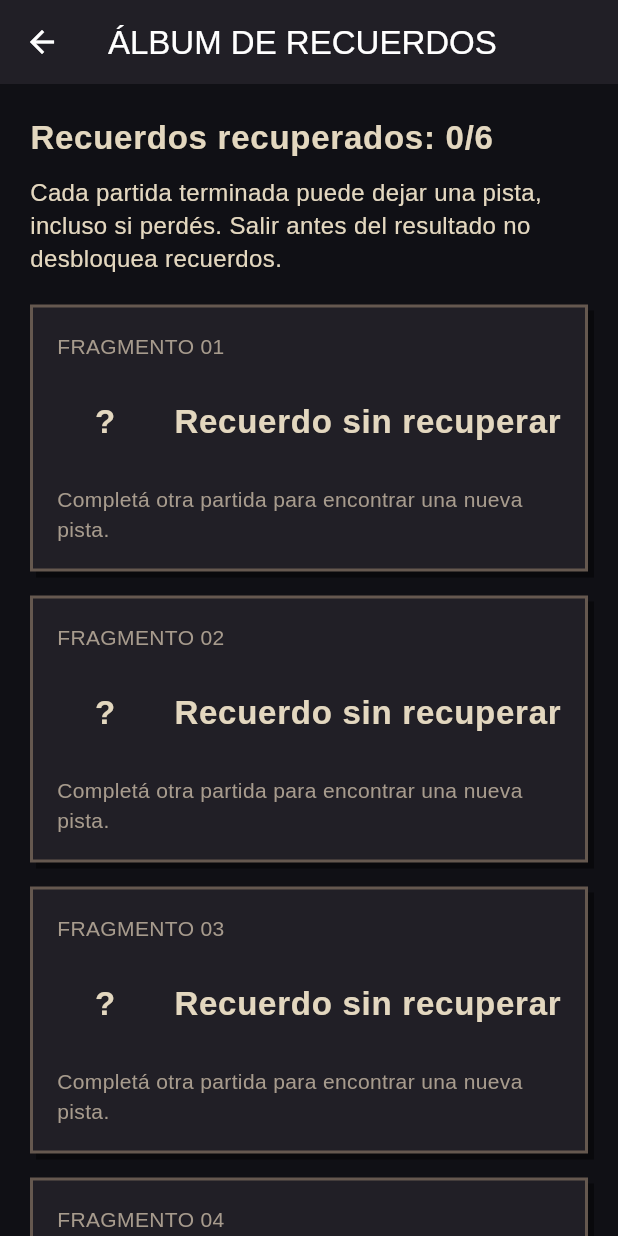
After one commit to gokuexe/la-ultima-mano, a Flutter app: the screen it shows after launch, after a tap on an icon or button, on a phone screen of 412 x 824 dp. The commit adds this screen. Run offline on Flutter 3.47's test engine with Material 3 defaults, Android fonts, the phone set to English and light mode, and no system bars; our stand-ins replace audioplayers, web; missing offline and left inert: dart:js_interop.

Commit message:
Add memory album, discoveries after matches and habit-aware horror dialogue (0.4.0)

```diff
--- a/lib/collection_progress.dart
+++ b/lib/collection_progress.dart
@@ -1,6 +1,7 @@
 import 'dart:convert';
 import 'package:flutter/foundation.dart';
 import 'platform/local_store.dart';
+import 'memory_fragments.dart';
 
 /// Cosmetic, device-local rewards. They never change game rules or server scores.
 class CollectionProgress extends ChangeNotifier {
@@ -9,6 +10,7 @@ class CollectionProgress extends ChangeNotifier {
   CollectionProgress({this.store});
   int points = 0;
   String frame = 'plain';
+  final Set<String> memories = {};
   String? saveError;
   Future<void> _writes = Future.value();
   static const thresholds = {'plain': 0, 'amber': 40, 'echo': 100};
@@ -17,6 +19,7 @@ class CollectionProgress extends ChangeNotifier {
   Future<void> load() async {
     points = 0;
     frame = 'plain';
+    memories.clear();
     saveError = null;
     try {
       final raw = await store?.read();
@@ -24,6 +27,12 @@ class CollectionProgress extends ChangeNotifier {
         final data = jsonDecode(raw) as Map<String, dynamic>;
         final n = data['points'];
         if (n is int && n >= 0) points = n.clamp(0, 1000000000);
+        final savedMemories = data['memories'];
+        if (savedMemories is List) {
+          memories.addAll(savedMemories
+              .whereType<String>()
+              .where((id) => memoryById(id) != null));
+        }
         final saved = data['frame'];
         if (saved is String && unlocked(saved)) frame = saved;
       }
@@ -37,9 +46,21 @@ class CollectionProgress extends ChangeNotifier {
     notifyListeners();
   }
 
-  Future<void> awardMatch({required bool won}) {
+  Future<MemoryFragment?> awardMatch({required bool won}) async {
     points = (points + (won ? 30 : 10)).clamp(0, 1000000000);
-    return _save();
+    // Both outcomes yield discoveries. Prefer different leads, then fill gaps.
+    final order = won
+        ? [...memoryFragments.take(3), ...memoryFragments.skip(3)]
+        : [...memoryFragments.skip(3), ...memoryFragments.take(3)];
+    MemoryFragment? discovered;
+    for (final memory in order) {
+      if (memories.add(memory.id)) {
+        discovered = memory;
+        break;
+      }
+    }
+    await _save();
+    return discovered;
   }
 
   Future<void> selectFrame(String name) {
@@ -50,14 +71,16 @@ class CollectionProgress extends ChangeNotifier {
 
   Future<void> _save() {
     notifyListeners();
-    final data = jsonEncode({'points': points, 'frame': frame});
+    final data = jsonEncode(
+        {'points': points, 'frame': frame, 'memories': memories.toList()});
     _writes = _writes.then((_) async {
       if (store == null) return;
       try {
         await store!.write(data);
         saveError = null;
       } on StorageFailure {
-        saveError = 'Los puntos funcionan ahora, pero no pudieron guardarse.';
+        saveError =
+            'La colección funciona ahora, pero no pudo guardarse para la próxima vez.';
       }
       notifyListeners();
     });
--- /dev/null
+++ b/lib/l10n/album_messages.dart
@@ -0,0 +1,39 @@
+const albumMessages = <String, String>{
+  'La colección funciona ahora, pero no pudo guardarse para la próxima vez.':
+      'Your collection works now, but could not be saved for next time.',
+  'ÁLBUM DE RECUERDOS': 'MEMORY ALBUM',
+  'ABRIR ÁLBUM': 'OPEN ALBUM',
+  'RECUERDO ENCONTRADO': 'MEMORY FOUND',
+  'Recuerdo sin recuperar': 'Unrecovered memory',
+  'Completá otra partida para encontrar una nueva pista.':
+      'Complete another match to find a new clue.',
+  'Cada partida terminada puede dejar una pista, incluso si perdés. Salir antes del resultado no desbloquea recuerdos.':
+      'A completed match can leave a clue, even if you lose. Leaving before the result does not unlock memories.',
+  'LA QUINTA SILLA': 'THE FIFTH CHAIR',
+  'La quinta silla nunca estuvo en la fotografía. Está del otro lado de la mesa: donde alguien vuelve a repartir.':
+      'The fifth chair was never in the photograph. It is across the table, where someone deals again.',
+  'La quinta cena': 'The fifth dinner',
+  'Hay cinco platos en la fotografía. Solo reconocés cuatro sillas. En el reverso alguien escribió: «No le guardes lugar».':
+      'There are five plates in the photograph. You only recognize four chairs. Someone wrote on the back: “Do not save them a seat.”',
+  'La hora tachada': 'The crossed-out time',
+  'El Testigo anotó la misma hora antes y después del golpe. Una de las dos está escrita con tu letra.':
+      'The Witness wrote the same time before and after the knock. One of them is in your handwriting.',
+  'El reflejo que espera': 'The waiting reflection',
+  'En este fragmento, las cuatro figuras siguen sentadas. Tu reflejo todavía no eligió una carta.':
+      'In this fragment, all four figures are still seated. Your reflection has not chosen a card yet.',
+  'Una llave sin puerta': 'A key without a door',
+  'La etiqueta dice 067. La llave no entra en la cerradura de la habitación. Tiene la forma de una casa que casi recordás.':
+      'The tag says 067. The key does not fit the room’s lock. It has the shape of a home you almost remember.',
+  'Asiento cero': 'Seat zero',
+  'El billete no tiene fecha. Tu asiento figura como ocupado desde antes de que llegaras. El destino fue recortado.':
+      'The ticket has no date. Your seat was marked occupied before you arrived. The destination has been cut away.',
+  'Lo que quedó del nombre': 'What remains of the name',
+  '«No se trataba de salir primero. Se trataba de que alguien quedara para recordarnos». Debajo hay seis letras quemadas.':
+      '“It was never about leaving first. It was about someone staying to remember us.” Below are six burned letters.',
+  'Otra vez Insomnio. Ya sé qué noche estás tratando de olvidar.':
+      'Insomnia again. Now I know which night you are trying to forget.',
+  'Elegís. Retrocedés. Volvés a elegir. ¿Siempre dudabas cuando te llamaban desde la puerta?':
+      'You choose. You hesitate. You choose again. Did you always hesitate when they called from the doorway?',
+  'Intentaste salir y la puerta te devolvió. Ahora tu silla conoce el peso de tu miedo.':
+      'You tried to leave and the door sent you back. Now your chair knows the weight of your fear.',
+};
--- a/lib/l10n/catalog.dart
+++ b/lib/l10n/catalog.dart
@@ -35,6 +35,15 @@ abstract final class Catalog {
 
   static String en(String source) => translate(source, 'en');
   static final _rules = <(RegExp, String Function(RegExpMatch))>[
+    (
+      RegExp(r'^ÁLBUM DE RECUERDOS · (\d+)/6$'),
+      (m) => 'MEMORY ALBUM · ${m[1]}/6'
+    ),
+    (
+      RegExp(r'^Recuerdos recuperados: (\d+)/6$'),
+      (m) => 'Recovered memories: ${m[1]}/6'
+    ),
+    (RegExp(r'^FRAGMENTO (\d+)$'), (m) => 'FRAGMENT ${m[1]}'),
     (
       RegExp(
           r'^Son las (\d{2}:\d{2}) en tu reloj\. Acá todavía es la misma noche\.$'),
--- a/lib/l10n/english_messages.dart
+++ b/lib/l10n/english_messages.dart
@@ -1,5 +1,8 @@
 // English copy. Spanish source is the stable lookup key; proper names stay unchanged.
+import 'album_messages.dart';
+
 const englishMessages = <String, String>{
+  ...albumMessages,
   'Atmósfera de tensión': 'Tension atmosphere',
   'Latidos suaves, luz cambiante y rivales inquietos. Las reglas no cambian.':
       'Soft heartbeats, changing light and restless rivals. The rules stay the same.',
--- a/lib/main.dart
+++ b/lib/main.dart
@@ -13,6 +13,7 @@ import 'theme.dart';
 import 'ui/game_screen.dart';
 import 'ui/online_lobby.dart';
 import 'ui/archive_screen.dart';
+import 'ui/album_screen.dart';
 import 'play_preferences.dart';
 import 'portal/portal_ads.dart';
 import 'story_progress.dart';
@@ -212,6 +213,20 @@ class _TitleScreenState extends State<TitleScreen>
                                       textAlign: TextAlign.center,
                                       style: SS.sub),
                                 ),
+                                ListenableBuilder(
+                                  listenable: CollectionProgress.instance,
+                                  builder: (context, _) => TextButton.icon(
+                                    key: const ValueKey('open-memory-album'),
+                                    icon:
+                                        const Icon(Icons.auto_stories_outlined),
+                                    onPressed: () => Navigator.of(context).push(
+                                        MaterialPageRoute<void>(
+                                            builder: (_) =>
+                                                const AlbumScreen())),
+                                    label: GameText(
+                                        'ÁLBUM DE RECUERDOS · ${CollectionProgress.instance.memories.length}/6'),
+                                  ),
+                                ),
                                 const Spacer(flex: 3),
                                 GameText('LA ÚLTIMA\nMANO',
                                     textAlign: TextAlign.center,
--- /dev/null
+++ b/lib/memory_fragments.dart
@@ -0,0 +1,48 @@
+/// Authored fiction, not device data. Discoveries never grant competitive power.
+class MemoryFragment {
+  final String id;
+  final String title;
+  final String text;
+  final int art;
+  const MemoryFragment(this.id, this.title, this.text, this.art);
+}
+
+const memoryFragments = <MemoryFragment>[
+  MemoryFragment(
+      'dinner-photo',
+      'La quinta cena',
+      'Hay cinco platos en la fotografía. Solo reconocés cuatro sillas. En el reverso alguien escribió: «No le guardes lugar».',
+      0),
+  MemoryFragment(
+      'witness-note',
+      'La hora tachada',
+      'El Testigo anotó la misma hora antes y después del golpe. Una de las dos está escrita con tu letra.',
+      1),
+  MemoryFragment(
+      'mirror-shard',
+      'El reflejo que espera',
+      'En este fragmento, las cuatro figuras siguen sentadas. Tu reflejo todavía no eligió una carta.',
+      2),
+  MemoryFragment(
+      'lost-key',
+      'Una llave sin puerta',
+      'La etiqueta dice 067. La llave no entra en la cerradura de la habitación. Tiene la forma de una casa que casi recordás.',
+      3),
+  MemoryFragment(
+      'seat-ticket',
+      'Asiento cero',
+      'El billete no tiene fecha. Tu asiento figura como ocupado desde antes de que llegaras. El destino fue recortado.',
+      1),
+  MemoryFragment(
+      'burnt-letter',
+      'Lo que quedó del nombre',
+      '«No se trataba de salir primero. Se trataba de que alguien quedara para recordarnos». Debajo hay seis letras quemadas.',
+      4),
+];
+
+MemoryFragment? memoryById(String id) {
+  for (final memory in memoryFragments) {
+    if (memory.id == id) return memory;
+  }
+  return null;
+}
--- /dev/null
+++ b/lib/ui/album_screen.dart
@@ -0,0 +1,169 @@
+import 'package:flutter/material.dart';
+import '../collection_progress.dart';
+import '../memory_fragments.dart';
+import '../l10n/game_text.dart';
+import '../theme.dart';
+
+class AlbumScreen extends StatefulWidget {
+  final String? focusId;
+  const AlbumScreen({super.key, this.focusId});
+  @override
+  State<AlbumScreen> createState() => _AlbumScreenState();
+}
+
+class _AlbumScreenState extends State<AlbumScreen> {
+  final _focus = GlobalKey();
+  @override
+  void initState() {
+    super.initState();
+    WidgetsBinding.instance.addPostFrameCallback((_) {
+      final context = _focus.currentContext;
+      if (mounted && context != null) {
+        Scrollable.ensureVisible(context,
+            alignment: .1,
+            duration: MediaQuery.disableAnimationsOf(context)
+                ? Duration.zero
+                : const Duration(milliseconds: 200));
+      }
+    });
+  }
+
+  @override
+  Widget build(BuildContext context) => Scaffold(
+        appBar: AppBar(title: const GameText('ÁLBUM DE RECUERDOS')),
+        body: ListenableBuilder(
+            listenable: CollectionProgress.instance,
+            builder: (context, _) {
+              final progress = CollectionProgress.instance;
+              return Center(
+                  child: ConstrainedBox(
+                constraints: const BoxConstraints(maxWidth: 620),
+                child: SingleChildScrollView(
+                    padding: const EdgeInsets.all(20),
+                    child: Column(
+                      crossAxisAlignment: CrossAxisAlignment.stretch,
+                      children: [
+                        GameText(
+                            'Recuerdos recuperados: ${progress.memories.length}/${memoryFragments.length}',
+                            style: SS.title),
+                        const SizedBox(height: 10),
+                        const GameText(
+                            'Cada partida terminada puede dejar una pista, incluso si perdés. Salir antes del resultado no desbloquea recuerdos.',
+                            style: SS.body),
+                        const SizedBox(height: 20),
+                        for (var i = 0; i < memoryFragments.length; i++)
+                          _MemoryTile(
+                              key: memoryFragments[i].id == widget.focusId
+                                  ? _focus
+                                  : ValueKey(memoryFragments[i].id),
+                              memory: memoryFragments[i],
+                              number: i + 1,
+                              unlocked: progress.memories
+                                  .contains(memoryFragments[i].id)),
+                        if (progress.memories.length ==
+                            memoryFragments.length) ...[
+                          const SizedBox(height: 12),
+                          const GameText('LA QUINTA SILLA', style: SS.title),
+                          const GameText(
+                              'La quinta silla nunca estuvo en la fotografía. Está del otro lado de la mesa: donde alguien vuelve a repartir.',
+                              style: SS.body),
+                        ],
+                        if (progress.saveError != null)
+                          GameText(progress.saveError!, style: SS.sub),
+                      ],
+                    )),
+              ));
+            }),
+      );
+}
+
+class _MemoryTile extends StatelessWidget {
+  final MemoryFragment memory;
+  final int number;
+  final bool unlocked;
+  const _MemoryTile(
+      {super.key,
+      required this.memory,
+      required this.number,
+      required this.unlocked});
+  @override
+  Widget build(BuildContext context) => Container(
+        margin: const EdgeInsets.only(bottom: 16),
+        padding: const EdgeInsets.all(16),
+        decoration: SS.panel(accent: unlocked ? SS.mana : SS.line),
+        child: Column(crossAxisAlignment: CrossAxisAlignment.start, children: [
+          GameText('FRAGMENTO ${number.toString().padLeft(2, '0')}',
+              style: SS.sub),
+          const SizedBox(height: 8),
+          Row(children: [
+            SizedBox(
+                width: 64,
+                height: 64,
+                child: unlocked
+                    ? CustomPaint(painter: _RelicPainter(memory.art))
+                    : const Center(child: GameText('?', style: SS.title))),
+            const SizedBox(width: 14),
+            Expanded(
+                child: GameText(
+                    unlocked ? memory.title : 'Recuerdo sin recuperar',
+                    style: SS.title)),
+          ]),
+          const SizedBox(height: 10),
+          GameText(
+              unlocked
+                  ? memory.text
+                  : 'Completá otra partida para encontrar una nueva pista.',
+              style: unlocked ? SS.body : SS.sub),
+        ]),
+      );
+}
+
+class _RelicPainter extends CustomPainter {
+  final int kind;
+  _RelicPainter(this.kind);
+  @override
+  void paint(Canvas canvas, Size size) {
+    final unit = size.width / 16;
+    final paint = Paint()..isAntiAlias = false;
+    void box(int x, int y, int w, int h, Color color) {
+      paint.color = color;
+      canvas.drawRect(
+          Rect.fromLTWH(x * unit, y * unit, w * unit, h * unit), paint);
+    }
+
+    box(1, 1, 14, 14, SS.table);
+    if (kind == 0) {
+      box(2, 3, 12, 10, SS.ink);
+      box(3, 4, 10, 6, SS.azul);
+      for (var x = 4; x <= 10; x += 3) {
+        box(x, 5, 2, 2, SS.table);
+        box(x - 1, 7, 3, 2, SS.table);
+      }
+    } else if (kind == 3) {
+      box(3, 3, 6, 6, SS.mana);
+      box(4, 4, 4, 4, SS.table);
+      box(8, 7, 5, 2, SS.mana);
+      box(10, 9, 1, 3, SS.mana);
+      box(12, 9, 1, 2, SS.mana);
+    } else if (kind == 2) {
+      box(3, 2, 8, 2, SS.azulUp);
+      box(3, 4, 10, 7, SS.azul);
+      box(5, 4, 2, 2, SS.ink);
+      box(7, 6, 2, 2, SS.ink);
+      box(9, 8, 2, 2, SS.ink);
+      box(5, 11, 6, 2, SS.azulUp);
+    } else {
+      box(3, 2, 10, 12, SS.ink);
+      for (var y = 5; y < 12; y += 2) {
+        box(5, y, 6, 1, SS.line);
+      }
+      if (kind == 4) {
+        box(3, 10, 3, 4, SS.rojo);
+        box(6, 12, 3, 2, SS.table);
+      }
+    }
+  }
+
+  @override
+  bool shouldRepaint(covariant _RelicPainter old) => old.kind != kind;
+}
--- a/pubspec.yaml
+++ b/pubspec.yaml
@@ -1,7 +1,7 @@
 name: la_ultima_mano
 description: La Última Mano - juego de cartas de terror psicológico, recuerdos y paranoia.
 publish_to: 'none'
-version: 0.3.0+6
+version: 0.4.0+7
 
 environment:
   sdk: '>=3.4.0 <4.0.0'
```
Also changed, not shown: lib/habit_dialogue.dart (added, +59 -0 lines), lib/ui/game_screen.dart (+73 -7 lines), lib/ui/overlays.dart (+16 -0 lines), tool/render_mobile_preview.dart (+18 -6 lines), 3 other files.
